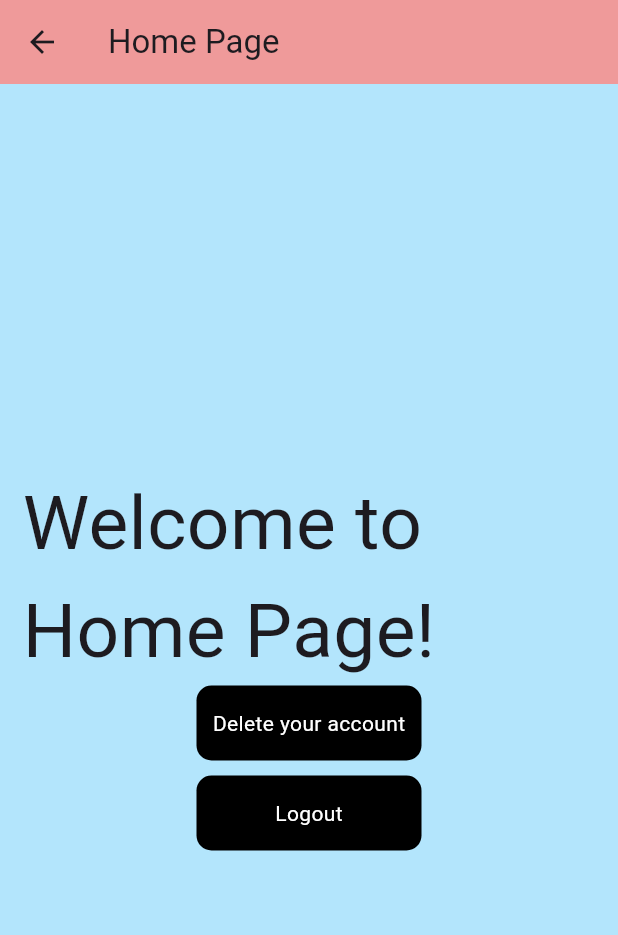
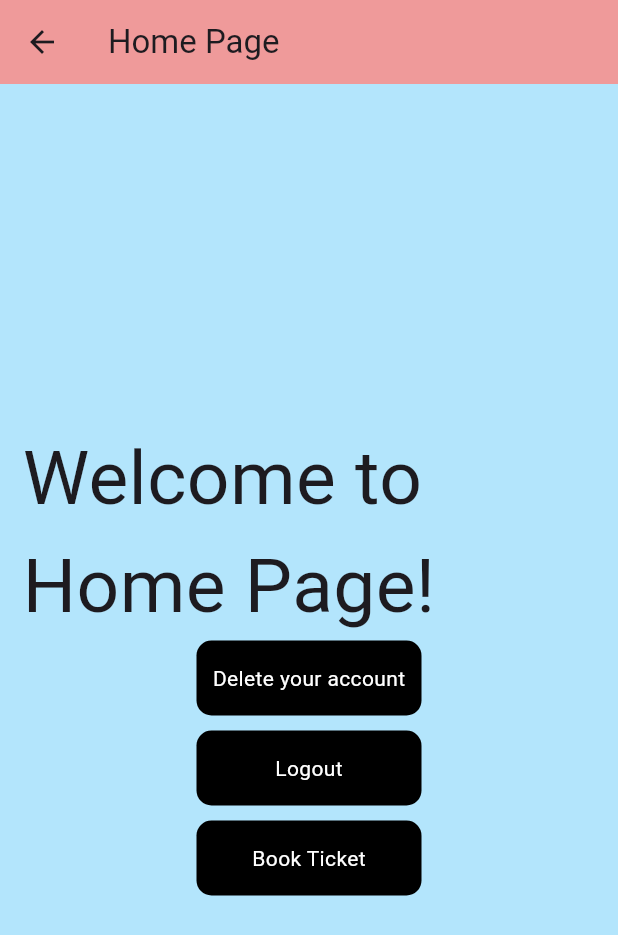
Before and after one commit to nandinisharma22/flutter, a Flutter app: the HomePage screen opened by its route, on a phone screen of 412 x 824 dp. Shown: the top 935 px of the screen. Run offline on Flutter 3.47's test engine with Material 3 defaults, Android fonts, the phone set to English and light mode, and no system bars; our stand-ins replace cloud_firestore, firebase_auth, firebase_core, get; accounts and stored records are empty.

Commit message:
3rd commit

```diff
--- a/lib/features/user_auth/presentation/pages/delete.dart
+++ b/lib/features/user_auth/presentation/pages/screens/delete.dart
@@ -1,5 +1,5 @@
 import 'package:flutter/material.dart';
-import 'package:haxplore/features/user_auth/presentation/pages/login_page.dart';
+import 'package:haxplore/features/user_auth/presentation/pages/screens/login_page.dart';
 import 'package:get/get.dart';
 import 'package:firebase_auth/firebase_auth.dart';
 
--- a/lib/features/user_auth/presentation/pages/forgotpass.dart
+++ b/lib/features/user_auth/presentation/pages/screens/forgotpass.dart
@@ -1,10 +1,10 @@
 import 'package:flutter/material.dart';
 import 'package:firebase_auth/firebase_auth.dart';
-import 'package:haxplore/features/user_auth/presentation/pages/home_page.dart';
-import 'package:haxplore/features/user_auth/presentation/pages/signup_page.dart';
+import 'package:haxplore/features/user_auth/presentation/pages/screens/home_page.dart';
+import 'package:haxplore/features/user_auth/presentation/pages/screens/signup_page.dart';
 import 'package:haxplore/features/user_auth/presentation/widgets/form_container_widget.dart';
 
-import '../../firebase_auth_implementation/firebase_auth_services.dart';
+import '../../../firebase_auth_implementation/firebase_auth_services.dart';
 
 class ForgotPage extends StatefulWidget {
   const ForgotPage({super.key});
--- a/lib/features/user_auth/presentation/pages/home_page.dart
+++ b/lib/features/user_auth/presentation/pages/screens/home_page.dart
@@ -3,7 +3,7 @@ import 'package:firebase_auth/firebase_auth.dart';
 import 'package:flutter/material.dart';
 
 import 'package:get/get.dart';
-import 'package:haxplore/features/user_auth/presentation/pages/login_page.dart';
+import 'package:haxplore/features/user_auth/presentation/pages/screens/login_page.dart';
 import 'package:haxplore/features/user_auth/presentation/widgets/form_container_widget.dart';
 
 class HomePage extends StatelessWidget {
@@ -70,6 +70,41 @@ class HomePage extends StatelessWidget {
                 ),
               ),
             ),
+            SizedBox(height: 10,),
+            Center(
+              child: GestureDetector(
+                onTap: () async {
+                  // Get the current user
+                  User? user = FirebaseAuth.instance.currentUser;
+
+                  if (user != null) {
+                    // Navigate to the BookingPage and pass the current user as an argument
+                    Navigator.pushNamed(context, "/booking_page", arguments: user);
+                  } else {
+                    // Handle the case where the user is not logged in
+                    // For example, show a message or navigate to the login page
+                    // Navigator.pushNamed(context, "/login");
+                    Get.snackbar("Error", "User not logged in");
+                  }
+                },
+                child: Container(
+                  width: 150,
+                  height: 50,
+                  decoration: BoxDecoration(
+                    color: Colors.black,
+                    borderRadius: BorderRadius.circular(10),
+                  ),
+                  child: Center(
+                    child: Text(
+                      "Book Ticket",
+                      style: TextStyle(color: Colors.white),
+                    ),
+                  ),
+                ),
+              ),
+
+            ),
+
           ],
         ),
       ),
--- a/lib/features/user_auth/presentation/pages/login_page.dart
+++ b/lib/features/user_auth/presentation/pages/screens/login_page.dart
@@ -1,10 +1,10 @@
 import 'package:flutter/material.dart';
 import 'package:firebase_auth/firebase_auth.dart';
-import 'package:haxplore/features/user_auth/presentation/pages/home_page.dart';
-import 'package:haxplore/features/user_auth/presentation/pages/signup_page.dart';
+import 'package:haxplore/features/user_auth/presentation/pages/screens/home_page.dart';
+import 'package:haxplore/features/user_auth/presentation/pages/screens/signup_page.dart';
 import 'package:haxplore/features/user_auth/presentation/widgets/form_container_widget.dart';
 
-import '../../firebase_auth_implementation/firebase_auth_services.dart';
+import '../../../firebase_auth_implementation/firebase_auth_services.dart';
 
 class LoginPage extends StatefulWidget {
   const LoginPage({super.key});
--- a/lib/features/user_auth/presentation/pages/signup_page.dart
+++ b/lib/features/user_auth/presentation/pages/screens/signup_page.dart
@@ -1,7 +1,7 @@
 import 'package:firebase_auth/firebase_auth.dart';
 import 'package:flutter/material.dart';
 import 'package:haxplore/features/user_auth/firebase_auth_implementation/firebase_auth_services.dart';
-import 'package:haxplore/features/user_auth/presentation/pages/login_page.dart';
+import 'package:haxplore/features/user_auth/presentation/pages/screens/login_page.dart';
 import 'package:haxplore/features/user_auth/presentation/widgets/form_container_widget.dart';
 
 class SignUpPage extends StatefulWidget {
```
Also changed, not shown: lib/features/user_auth/firebase_auth_implementation/firebase_auth_services.dart (+58 -0 lines), lib/main.dart (+12 -4 lines), pubspec.yaml (+7 -1 lines), pubspec.lock, 2 other files.
